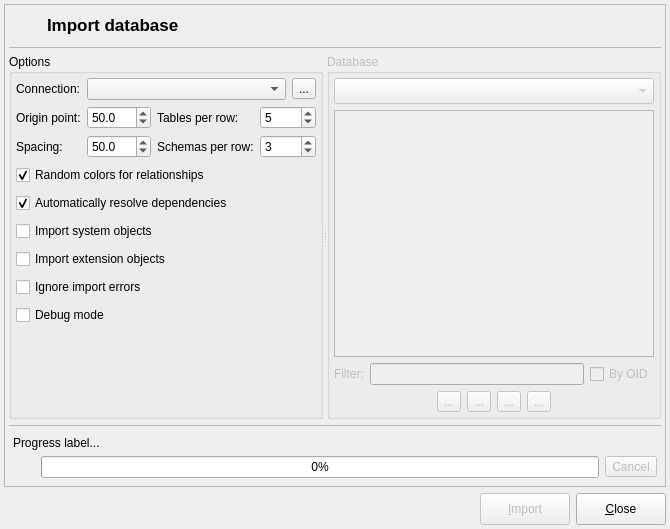
Qt form libpgmodeler_ui/ui/databaseimportform.ui (pgmodeler/pgmodeler) before a commit.
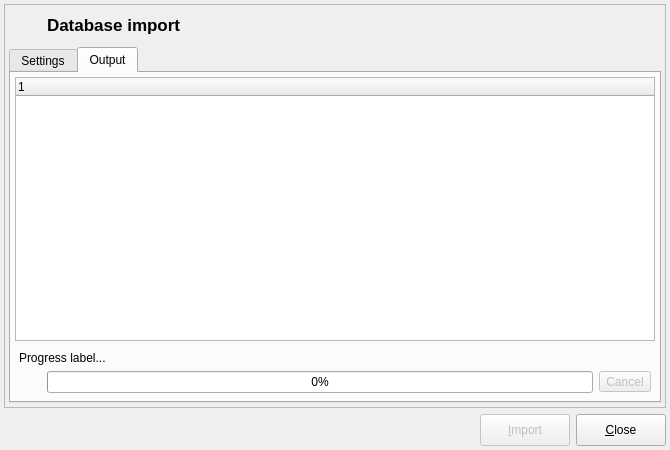
The same form after that commit. The open tabs and pages were chosen to show the change. Icons and pictures are not drawn.

Commit message:
Started to change the structure of databaseimportform.ui
Minor fix on linuxdeploy.sh

Patch:
```diff
--- a/libpgmodeler_ui/ui/databaseimportform.ui
+++ b/libpgmodeler_ui/ui/databaseimportform.ui
@@ -10,7 +10,7 @@
     <x>0</x>
     <y>0</y>
     <width>670</width>
-    <height>529</height>
+    <height>450</height>
    </rect>
   </property>
   <property name="sizePolicy">
@@ -51,90 +51,6 @@
    <property name="bottomMargin">
     <number>4</number>
    </property>
-   <item row="1" column="2">
-    <layout class="QHBoxLayout" name="horizontalLayout_10">
-     <item>
-      <widget class="QPushButton" name="import_btn">
-       <property name="enabled">
-        <bool>false</bool>
-       </property>
-       <property name="minimumSize">
-        <size>
-         <width>90</width>
-         <height>32</height>
-        </size>
-       </property>
-       <property name="maximumSize">
-        <size>
-         <width>16777215</width>
-         <height>16777215</height>
-        </size>
-       </property>
-       <property name="text">
-        <string>&amp;Import</string>
-       </property>
-       <property name="icon">
-        <iconset resource="../res/resources.qrc">
-         <normaloff>:/icones/icones/import.png</normaloff>:/icones/icones/import.png</iconset>
-       </property>
-       <property name="iconSize">
-        <size>
-         <width>20</width>
-         <height>20</height>
-        </size>
-       </property>
-       <property name="default">
-        <bool>true</bool>
-       </property>
-      </widget>
-     </item>
-     <item>
-      <widget class="QPushButton" name="close_btn">
-       <property name="minimumSize">
-        <size>
-         <width>90</width>
-         <height>32</height>
-        </size>
-       </property>
-       <property name="maximumSize">
-        <size>
-         <width>16777215</width>
-         <height>16777215</height>
-        </size>
-       </property>
-       <property name="text">
-        <string>&amp;Close</string>
-       </property>
-       <property name="icon">
-        <iconset resource="../res/resources.qrc">
-         <normaloff>:/icones/icones/fechar1.png</normaloff>:/icones/icones/fechar1.png</iconset>
-       </property>
-       <property name="iconSize">
-        <size>
-         <width>20</width>
-         <height>20</height>
-        </size>
-       </property>
-       <property name="flat">
-        <bool>false</bool>
-       </property>
-      </widget>
-     </item>
-    </layout>
-   </item>
-   <item row="1" column="1">
-    <spacer name="horizontalSpacer_6">
-     <property name="orientation">
-      <enum>Qt::Horizontal</enum>
-     </property>
-     <property name="sizeHint" stdset="0">
-      <size>
-       <width>246</width>
-       <height>20</height>
-      </size>
-     </property>
-    </spacer>
-   </item>
    <item row="0" column="0" colspan="3">
     <widget class="QFrame" name="frame">
      <property name="enabled">
@@ -152,7 +68,7 @@
      <property name="frameShadow">
       <enum>QFrame::Raised</enum>
      </property>
-     <layout class="QGridLayout" name="gridLayout_5">
+     <layout class="QGridLayout" name="gridLayout_3">
       <property name="leftMargin">
        <number>4</number>
       </property>
@@ -203,55 +119,37 @@
          </font>
         </property>
         <property name="text">
-         <string>Import database</string>
+         <string>Database import</string>
         </property>
        </widget>
       </item>
       <item row="1" column="0" colspan="2">
-       <widget class="QFrame" name="div_ln">
-        <property name="minimumSize">
-         <size>
-          <width>0</width>
-          <height>1</height>
-         </size>
-        </property>
-        <property name="maximumSize">
-         <size>
-          <width>16777215</width>
-          <height>1</height>
-         </size>
-        </property>
-        <property name="frameShape">
-         <enum>QFrame::StyledPanel</enum>
-        </property>
-        <property name="frameShadow">
-         <enum>QFrame::Sunken</enum>
-        </property>
-       </widget>
-      </item>
-      <item row="2" column="0" colspan="2">
-       <widget class="QWidget" name="widget" native="true">
+       <widget class="QTabWidget" name="settings_tbw">
         <property name="sizePolicy">
-         <sizepolicy hsizetype="Preferred" vsizetype="Expanding">
+         <sizepolicy hsizetype="Expanding" vsizetype="Expanding">
           <horstretch>0</horstretch>
           <verstretch>0</verstretch>
          </sizepolicy>
         </property>
-        <layout class="QGridLayout" name="gridLayout_3">
+        <property name="currentIndex">
+         <number>0</number>
+        </property>
+        <widget class="QWidget" name="tab_7">
+         <attribute name="title">
+          <string>Settings</string>
+         </attribute>
+         <layout class="QGridLayout" name="gridLayout_5">
          <property name="leftMargin">
-          <number>0</number>
+           <number>4</number>
          </property>
          <property name="topMargin">
-          <number>0</number>
+           <number>4</number>
          </property>
          <property name="rightMargin">
-          <number>0</number>
+           <number>4</number>
          </property>
          <property name="bottomMargin">
-          <number>0</number>
-         </property>
-         <property name="spacing">
-          <number>0</number>
+           <number>4</number>
          </property>
          <item row="0" column="0">
           <widget class="QSplitter" name="splitter">
@@ -1084,30 +982,24 @@
          </item>
         </layout>
        </widget>
-      </item>
-      <item row="3" column="0" colspan="2">
-       <widget class="QFrame" name="ln2_frm">
-        <property name="minimumSize">
-         <size>
-          <width>0</width>
-          <height>1</height>
-         </size>
-        </property>
-        <property name="maximumSize">
-         <size>
-          <width>16777215</width>
-          <height>1</height>
-         </size>
-        </property>
-        <property name="frameShape">
-         <enum>QFrame::StyledPanel</enum>
-        </property>
-        <property name="frameShadow">
-         <enum>QFrame::Sunken</enum>
-        </property>
-       </widget>
-      </item>
-      <item row="4" column="0" colspan="2">
+        <widget class="QWidget" name="tab_8">
+         <attribute name="title">
+          <string>Output</string>
+         </attribute>
+         <layout class="QGridLayout" name="gridLayout_28">
+          <property name="leftMargin">
+           <number>4</number>
+          </property>
+          <property name="topMargin">
+           <number>4</number>
+          </property>
+          <property name="rightMargin">
+           <number>4</number>
+          </property>
+          <property name="bottomMargin">
+           <number>4</number>
+          </property>
+          <item row="1" column="0" colspan="2">
        <layout class="QGridLayout" name="gridLayout_4">
         <property name="leftMargin">
          <number>4</number>
@@ -1197,6 +1089,55 @@
         </item>
        </layout>
       </item>
+          <item row="0" column="0" colspan="2">
+           <widget class="QTreeWidget" name="output_trw_3">
+            <property name="sizePolicy">
+             <sizepolicy hsizetype="Expanding" vsizetype="Expanding">
+              <horstretch>0</horstretch>
+              <verstretch>0</verstretch>
+             </sizepolicy>
+            </property>
+            <property name="horizontalScrollBarPolicy">
+             <enum>Qt::ScrollBarAsNeeded</enum>
+            </property>
+            <property name="sizeAdjustPolicy">
+             <enum>QAbstractScrollArea::AdjustToContents</enum>
+            </property>
+            <property name="editTriggers">
+             <set>QAbstractItemView::NoEditTriggers</set>
+            </property>
+            <property name="alternatingRowColors">
+             <bool>true</bool>
+            </property>
+            <property name="selectionMode">
+             <enum>QAbstractItemView::SingleSelection</enum>
+            </property>
+            <property name="iconSize">
+             <size>
+              <width>18</width>
+              <height>18</height>
+             </size>
+            </property>
+            <property name="indentation">
+             <number>20</number>
+            </property>
+            <property name="uniformRowHeights">
+             <bool>false</bool>
+            </property>
+            <property name="wordWrap">
+             <bool>false</bool>
+            </property>
+            <column>
+             <property name="text">
+              <string/>
+             </property>
+            </column>
+           </widget>
+          </item>
+         </layout>
+        </widget>
+       </widget>
+      </item>
      </layout>
     </widget>
    </item>
@@ -1210,7 +1151,94 @@
      </property>
     </widget>
    </item>
-  </layout>
+   <item row="1" column="1">
+    <spacer name="horizontalSpacer_6">
+     <property name="orientation">
+      <enum>Qt::Horizontal</enum>
+     </property>
+     <property name="sizeHint" stdset="0">
+      <size>
+       <width>246</width>
+       <height>20</height>
+      </size>
+     </property>
+    </spacer>
+   </item>
+   <item row="1" column="2">
+    <layout class="QHBoxLayout" name="horizontalLayout_10">
+     <item>
+      <widget class="QPushButton" name="import_btn">
+       <property name="enabled">
+        <bool>false</bool>
+       </property>
+       <property name="minimumSize">
+        <size>
+         <width>90</width>
+         <height>32</height>
+        </size>
+       </property>
+       <property name="maximumSize">
+        <size>
+         <width>16777215</width>
+         <height>16777215</height>
+        </size>
+       </property>
+       <property name="text">
+        <string>&amp;Import</string>
+       </property>
+       <property name="icon">
+        <iconset resource="../res/resources.qrc">
+         <normaloff>:/icones/icones/import.png</normaloff>:/icones/icones/import.png</iconset>
+       </property>
+       <property name="iconSize">
+        <size>
+         <width>20</width>
+         <height>20</height>
+        </size>
+       </property>
+       <property name="default">
+        <bool>true</bool>
+       </property>
+      </widget>
+     </item>
+     <item>
+      <widget class="QPushButton" name="close_btn">
+       <property name="minimumSize">
+        <size>
+         <width>90</width>
+         <height>32</height>
+        </size>
+       </property>
+       <property name="maximumSize">
+        <size>
+         <width>16777215</width>
+         <height>16777215</height>
+        </size>
+       </property>
+       <property name="text">
+        <string>&amp;Close</string>
+       </property>
+       <property name="icon">
+        <iconset resource="../res/resources.qrc">
+         <normaloff>:/icones/icones/fechar1.png</normaloff>:/icones/icones/fechar1.png</iconset>
+       </property>
+       <property name="iconSize">
+        <size>
+         <width>20</width>
+         <height>20</height>
+        </size>
+       </property>
+       <property name="flat">
+        <bool>false</bool>
+       </property>
+      </widget>
+     </item>
+    </layout>
+   </item>
+  </layout>
+  <zorder>frame</zorder>
+  <zorder>label</zorder>
+  <zorder>splitter</zorder>
  </widget>
  <tabstops>
   <tabstop>connections_cmb</tabstop>
```
Left out of the diff: 2 changed lines with no effect on the pictures. Lines whose indentation alone changed are shown as unchanged. The commit also changes 1 other file.
